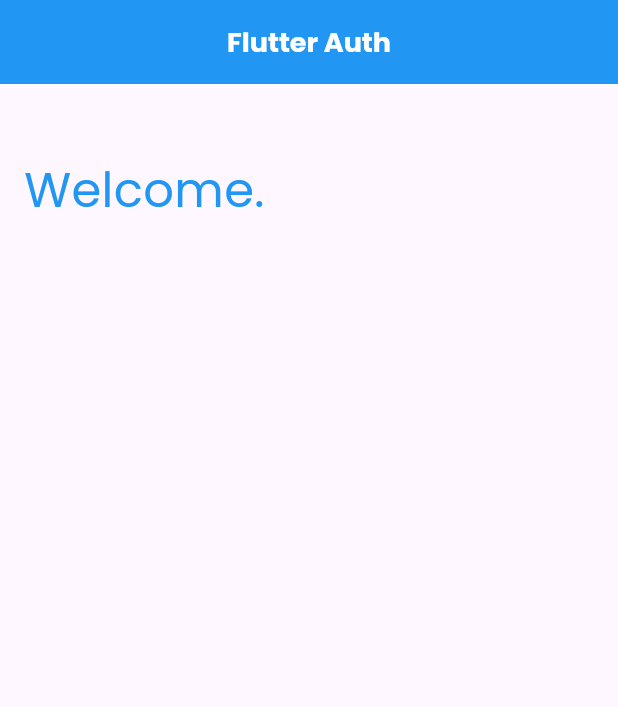
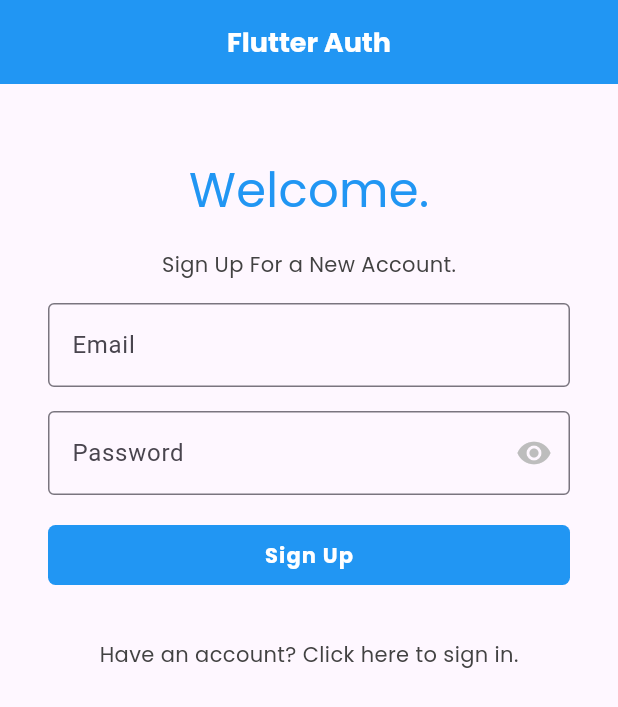
Before and after one commit to mzahalan/FlutterMasterClass, a Flutter app: the screen it shows after launch, on a phone screen of 412 x 824 dp. Shown: the top 707 px of the screen. Run offline on Flutter 3.47's test engine with Material 3 defaults, Android fonts, the phone set to English and light mode, and no system bars; our stand-ins replace cloud_firestore, firebase_core, flutter_riverpod, google_fonts, riverpod_annotation; accounts and stored records are empty; generated files the repository leaves out were written again.

Commit message:
Auth: 2 Signup/Signin forms

```diff
--- /dev/null
+++ b/flutter_auth/lib/models/app_user.dart
@@ -0,0 +1,6 @@
+class AppUser {
+  final String uid;
+  final String email;
+
+  AppUser({required this.uid, required this.email});
+}
--- /dev/null
+++ b/flutter_auth/lib/screens/welcome/signup.dart
@@ -0,0 +1,98 @@
+import 'package:flutter/material.dart';
+import 'package:flutter_auth_tut/shared/styled_button.dart';
+import 'package:flutter_auth_tut/shared/styled_text.dart';
+
+class SignUpForm extends StatefulWidget {
+  const SignUpForm({super.key});
+
+  @override
+  State<SignUpForm> createState() => _SignUpFormState();
+}
+
+class _SignUpFormState extends State<SignUpForm> {
+  final _formKey = GlobalKey<FormState>();
+  final _emailController = TextEditingController();
+  final _passwordController = TextEditingController();
+
+  bool _obscureText = true;
+
+  void _togglePasswordVisibility() {
+    setState(() {
+      _obscureText = !_obscureText;
+    });
+  }
+
+  @override
+  Widget build(BuildContext context) {
+    return Padding(
+      padding: const EdgeInsets.all(16),
+      child: Form(
+        key: _formKey,
+        child: Column(
+          crossAxisAlignment: CrossAxisAlignment.stretch,
+          children: [
+            // Intro Text
+            const Center(child: StyledBodyText('Sign Up For a New Account.'),),
+            const SizedBox(height: 16,),
+
+            // Email Field
+            TextFormField(
+              controller: _emailController,
+              keyboardType: TextInputType.emailAddress,
+              decoration: const InputDecoration(
+                labelText: 'Email',
+                border: OutlineInputBorder(),
+              ),
+              validator: (value) {
+                if (value == null || value.isEmpty) {
+                  return 'Please enter your email';
+                }
+                return null;
+              },
+            ),
+            const SizedBox(height: 16),
+
+            // Password
+            TextFormField(
+              controller: _passwordController,
+              obscureText: _obscureText,
+              decoration: InputDecoration(
+                labelText: 'Password',
+                suffixIcon: IconButton(
+                  color: Colors.grey[400],
+                  onPressed: _togglePasswordVisibility,
+                  icon: Icon(_obscureText ? Icons.visibility : Icons.visibility_off)
+                ),
+                border: OutlineInputBorder(),
+              ),
+              validator: (value) {
+                if (value == null || value.isEmpty) {
+                  return 'Please enter your password';
+                }
+                if (value.trim().length < 8) {
+                  return 'Password must be at least 8 characters long';
+                }
+                return null;
+              },
+            ),
+            const SizedBox(height: 16),
+
+            // Error Feedback
+
+            // Submit Button
+            StyledButton(
+              onPressed: () async {
+                if(_formKey.currentState!.validate()) {
+                  final email = _emailController.text;
+                  final password = _passwordController.text;
+                  print('Email: $email, Password: $password');
+                }
+              },
+              child: const StyledButtonText('Sign Up')
+            )
+          ],
+        ),
+      ),
+    );
+  }
+}
--- a/flutter_auth/lib/screens/welcome/welcome.dart
+++ b/flutter_auth/lib/screens/welcome/welcome.dart
@@ -1,3 +1,5 @@
+import 'package:flutter_auth_tut/screens/welcome/signin.dart';
+import 'package:flutter_auth_tut/screens/welcome/signup.dart';
 import 'package:flutter_auth_tut/shared/styled_text.dart';
 import 'package:flutter/material.dart';
 
@@ -10,6 +12,11 @@ class WelcomeScreen extends StatefulWidget {
 
 class _WelcomeScreenState extends State<WelcomeScreen> {
 
+  bool _showSignUp = true;
+  void toggleView() {
+    setState(() => _showSignUp = !_showSignUp);
+  }
+
   @override
   Widget build(BuildContext context) {
     return Scaffold(
@@ -21,15 +28,30 @@ class _WelcomeScreenState extends State<WelcomeScreen> {
       body: SingleChildScrollView(
         child: Container(
           padding: const EdgeInsets.symmetric(vertical: 48, horizontal: 16),
-          child: const Column(
+          child: Column(
             crossAxisAlignment: CrossAxisAlignment.center,
             children: [
-              StyledHeading('Welcome.'),
-
-              // sign up screen
-
-
-              // sign in screen
+              const StyledHeading('Welcome.'),
+              if(_showSignUp) Column(
+                children: [
+                  const SignUpForm(),
+                  SizedBox(height: 16,),
+                  GestureDetector(
+                    onTap: toggleView,
+                    child: StyledBodyText('Have an account? Click here to sign in.'),
+                  ),
+                ],
+              ),
+              if(!_showSignUp)  Column(
+                children: [
+                  const SignInForm(),
+                  SizedBox(height: 16,),
+                  GestureDetector(
+                    onTap: toggleView,
+                    child: StyledBodyText('Need an account? Click here to sign up.'),
+                  ),
+                ],
+              ),
             ]
           )
         ),
--- a/flutter_auth/pubspec.yaml
+++ b/flutter_auth/pubspec.yaml
@@ -36,6 +36,7 @@ dependencies:
   # Use with the CupertinoIcons class for iOS style icons.
   cupertino_icons: ^1.0.6
   google_fonts: ^6.2.1
+  firebase_core: ^3.15.2
 
 dev_dependencies:
   flutter_test:
@@ -46,7 +47,7 @@ dev_dependencies:
   # activated in the `analysis_options.yaml` file located at the root of your
   # package. See that file for information about deactivating specific lint
   # rules and activating additional ones.
-  flutter_lints: ^3.0.0
+  flutter_lints: ^6.0.0
 
 # For information on the generic Dart part of this file, see the
 # following page: https://dart.dev/tools/pub/pubspec
```
Also changed, not shown: flutter_auth/lib/main.dart (+7 -1 lines), flutter_auth/lib/screens/welcome/signin.dart (added, +96 -0 lines), flutter_auth/firebase.json (added), flutter_auth/lib/firebase_options.dart (added), flutter_auth/pubspec.lock, 12 other files.
